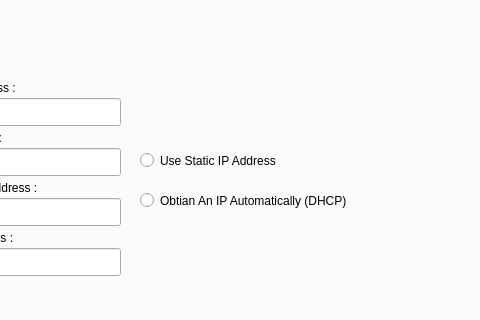
The window that interface_config_projet2026/mainwindow.ui (ABB-CIEL/PROJET-2026-SRC) describes before a commit, drawn with Qt 5; both pictures show x 492 to 972 and y 137 to 457 of the 1272 by 760 pixel window.
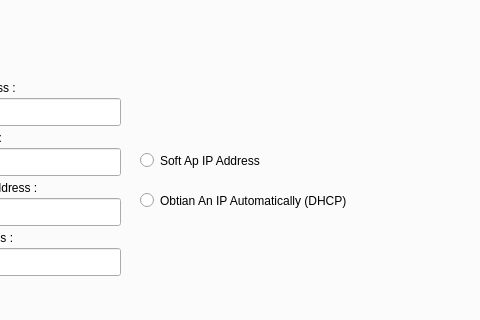
The same window after the commit. The open tabs and pages were chosen to show the change.

Commit message: ihm configuration code RS232

```diff
--- a/interface_config_projet2026/mainwindow.ui
+++ b/interface_config_projet2026/mainwindow.ui
@@ -984,7 +984,7 @@
        </rect>
       </property>
       <property name="text">
-       <string>Use Static IP Address</string>
+       <string>Soft Ap IP Address</string>
       </property>
      </widget>
      <widget class="QRadioButton" name="ObtianAnIPAutoDHCP">
```
Left out of the diff: 6 changed lines with no effect on the pictures. The commit also changes 2 other files.
